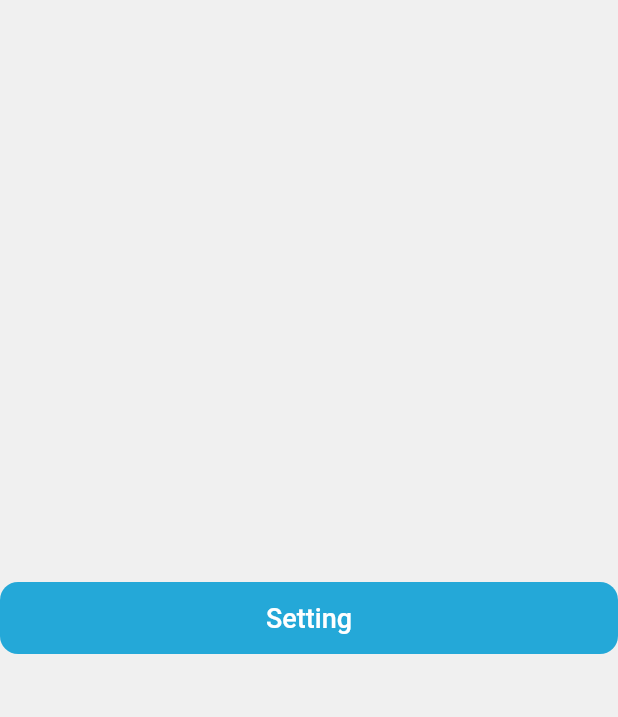
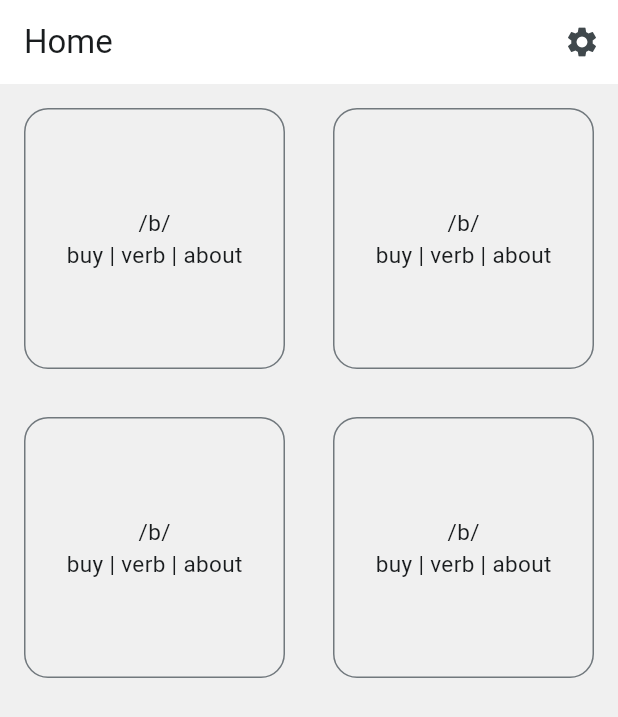
Before and after one commit to AshCraler/ipa-handbook, a Flutter app: the screen it shows after launch, on a phone screen of 412 x 824 dp. Shown: the top 717 px of the screen. Run offline on Flutter 3.47's test engine with Material 2 defaults, Android fonts, the phone set to English and light mode, and no system bars; our stand-ins replace get_it, go_router, shared_preferences; generated files the repository leaves out were written again.

Commit message:
Initialized home view and sound detail view, implemented basic navigation between them

```diff
--- a/lib/config/router/app_router.dart
+++ b/lib/config/router/app_router.dart
@@ -1,6 +1,7 @@
 import 'dart:developer';
 import 'package:flutter/material.dart';
 import 'package:go_router/go_router.dart';
+import 'package:ipa_handbook/screens/sound/sound_detail.dart';
 
 import '../../config/router/screen_name.dart';
 import '../../screens/home/home_screen.dart';
@@ -36,6 +37,14 @@ class AppRouter {
         builder: (context, state) => const SettingScreen(),
       ),
 
+      GoRoute(
+        path: BaseScreen.soundDetail.routePath,
+        name: BaseScreen.soundDetail.name,
+        builder: (context, state) => SoundDetailScreen(
+          sound: state.queryParameters['sound'],
+        ),
+      ),
+
       ///Home route
       // _homeRoutes,
     ],
--- a/lib/config/router/screen_name.dart
+++ b/lib/config/router/screen_name.dart
@@ -1,5 +1,6 @@
 enum BaseScreen {
   home,
+  soundDetail,
   settings,
 }
 
--- a/lib/screens/home/home_screen.dart
+++ b/lib/screens/home/home_screen.dart
@@ -2,21 +2,72 @@ import 'package:flutter/material.dart';
 import 'package:go_router/go_router.dart';
 
 import '../../config/router/screen_name.dart';
+import 'models/sound_preview.dart';
+import 'widgets/sound_element_view.dart';
 
-class HomeScreen extends StatelessWidget {
+class HomeScreen extends StatefulWidget {
   const HomeScreen({super.key});
+
+  @override
+  State<HomeScreen> createState() => _HomeScreenState();
+}
+
+class _HomeScreenState extends State<HomeScreen> {
+  late final List<SoundPreview> sounds;
+
+  @override
+  void initState() {
+    super.initState();
+    sounds = [
+      SoundPreview.fromJson('''{
+        "crawl_key": "b",
+        "name": "b",
+        "example": "buy | verb | about",
+        "type": "consonant"
+    }'''),
+      SoundPreview.fromJson('''{
+        "crawl_key": "b",
+        "name": "b",
+        "example": "buy | verb | about",
+        "type": "consonant"
+    }'''),
+      SoundPreview.fromJson('''{
+        "crawl_key": "b",
+        "name": "b",
+        "example": "buy | verb | about",
+        "type": "consonant"
+    }'''),
+      SoundPreview.fromJson('''{
+        "crawl_key": "b",
+        "name": "b",
+        "example": "buy | verb | about",
+        "type": "consonant"
+    }'''),
+    ];
+  }
 
   @override
   Widget build(BuildContext context) {
     return Scaffold(
-      body: Center(
-        child: ElevatedButton(
-          child: const Text('Setting'),
-          onPressed: () {
-            context.pushNamed(BaseScreen.settings.name);
-          },
-        ),
+      appBar: AppBar(
+        title: const Text('Home'),
+        actions: [
+          IconButton(
+            icon: const Icon(Icons.settings),
+            onPressed: () {
+              context.pushNamed(BaseScreen.settings.name);
+            },
+          ),
+        ],
       ),
+      body: GridView.builder(
+          itemCount: sounds.length,
+          gridDelegate: const SliverGridDelegateWithFixedCrossAxisCount(crossAxisCount: 2),
+          itemBuilder: (context, index) {
+            return PreviewElement(
+              soundPreview: sounds[index],
+            );
+          }),
     );
   }
 }
--- /dev/null
+++ b/lib/screens/home/models/sound_preview.dart
@@ -0,0 +1,55 @@
+import 'dart:convert';
+
+class SoundPreview {
+  String? crawlKey;
+  String? name;
+  String? example;
+  String? type;
+
+  SoundPreview({this.crawlKey, this.name, this.example, this.type});
+
+  @override
+  String toString() {
+    return 'SoundPreview(crawlKey: $crawlKey, name: $name, example: $example, type: $type)';
+  }
+
+  factory SoundPreview.fromMap(Map<String, dynamic> data) => SoundPreview(
+        crawlKey: data['crawl_key'] as String?,
+        name: data['name'] as String?,
+        example: data['example'] as String?,
+        type: data['type'] as String?,
+      );
+
+  Map<String, dynamic> toMap() => {
+        'crawl_key': crawlKey,
+        'name': name,
+        'example': example,
+        'type': type,
+      };
+
+  /// `dart:convert`
+  ///
+  /// Parses the string and returns the resulting Json object as [SoundPreview].
+  factory SoundPreview.fromJson(String data) {
+    return SoundPreview.fromMap(json.decode(data) as Map<String, dynamic>);
+  }
+
+  /// `dart:convert`
+  ///
+  /// Converts [SoundPreview] to a JSON string.
+  String toJson() => json.encode(toMap());
+
+  SoundPreview copyWith({
+    String? crawlKey,
+    String? name,
+    String? example,
+    String? type,
+  }) {
+    return SoundPreview(
+      crawlKey: crawlKey ?? this.crawlKey,
+      name: name ?? this.name,
+      example: example ?? this.example,
+      type: type ?? this.type,
+    );
+  }
+}
--- /dev/null
+++ b/lib/screens/home/widgets/sound_element_view.dart
@@ -0,0 +1,40 @@
+import 'package:flutter/material.dart';
+import 'package:go_router/go_router.dart';
+import 'package:ipa_handbook/config/router/screen_name.dart';
+import 'package:ipa_handbook/theme/infinite_theme.dart';
+import 'package:ipa_handbook/utils/shared/shared_widgets.dart';
+import 'package:ipa_handbook/utils/sizes/sizes.dart';
+
+import '../models/sound_preview.dart';
+
+class PreviewElement extends StatelessWidget {
+  const PreviewElement({
+    super.key,
+    required this.soundPreview,
+  });
+  final SoundPreview soundPreview;
+
+  @override
+  Widget build(BuildContext context) {
+    return GestureDetector(
+      onTap: () => context.pushNamed(
+        BaseScreen.soundDetail.name,
+        queryParameters: {"sound": soundPreview.name},
+      ),
+      child: Container(
+        margin: InfinitePadding.all,
+        decoration: BoxDecoration(
+          border: Border.all(color: context.outlineColor),
+          borderRadius: BorderRadius.circular(InfiniteSize.cardRadius),
+        ),
+        child: Column(
+          mainAxisAlignment: MainAxisAlignment.center,
+          children: [
+            Text('/${soundPreview.name!}/'),
+            Text(soundPreview.example!),
+          ],
+        ),
+      ),
+    );
+  }
+}
--- /dev/null
+++ b/lib/screens/sound/sound_detail.dart
@@ -0,0 +1,26 @@
+import 'package:flutter/material.dart';
+
+class SoundDetailScreen extends StatefulWidget {
+  const SoundDetailScreen({
+    super.key,
+    required this.sound,
+  });
+  final String? sound;
+
+  @override
+  State<SoundDetailScreen> createState() => _SoundDetailScreenState();
+}
+
+class _SoundDetailScreenState extends State<SoundDetailScreen> {
+  @override
+  Widget build(BuildContext context) {
+    return Scaffold(
+      appBar: AppBar(
+        title: Text('Sound detail'),
+      ),
+      body: Center(
+        child: Text('${widget.sound}'),
+      ),
+    );
+  }
+}
--- /dev/null
+++ b/lib/theme/infinite_theme.dart
@@ -0,0 +1,5 @@
+library infinite_theme;
+
+export 'themes_data.dart';
+export 'colors/color_schemes.dart';
+export 'theme_components/theme_component.dart';
```
Also changed, not shown: pubspec.yaml (+7 -15 lines).
